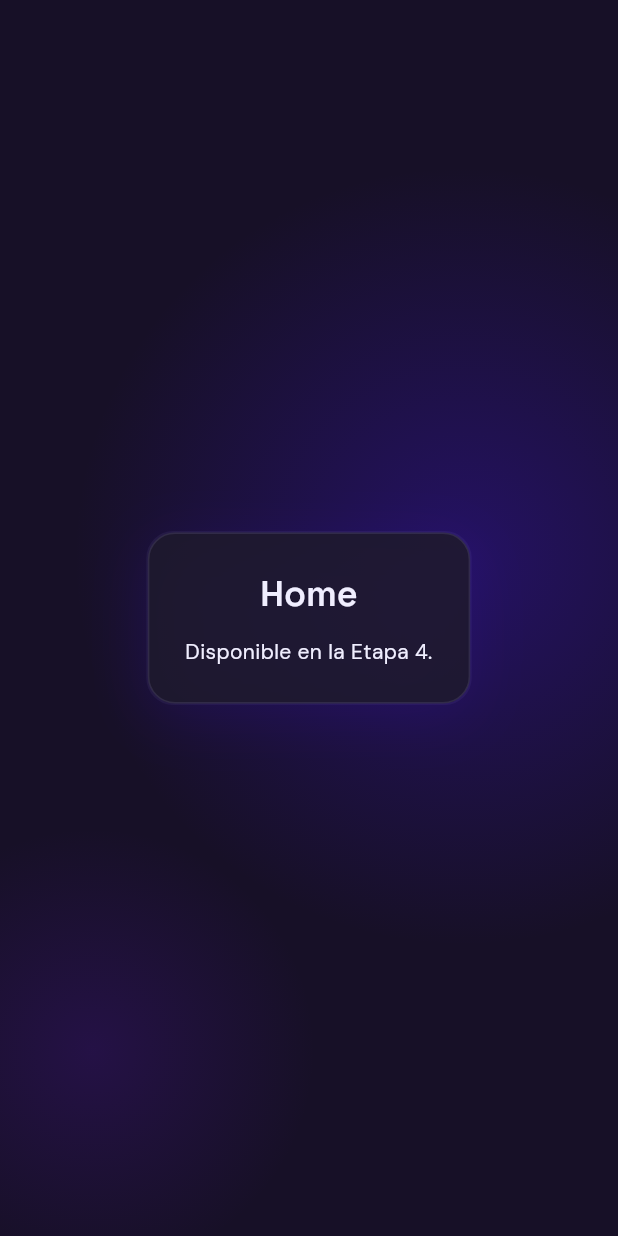
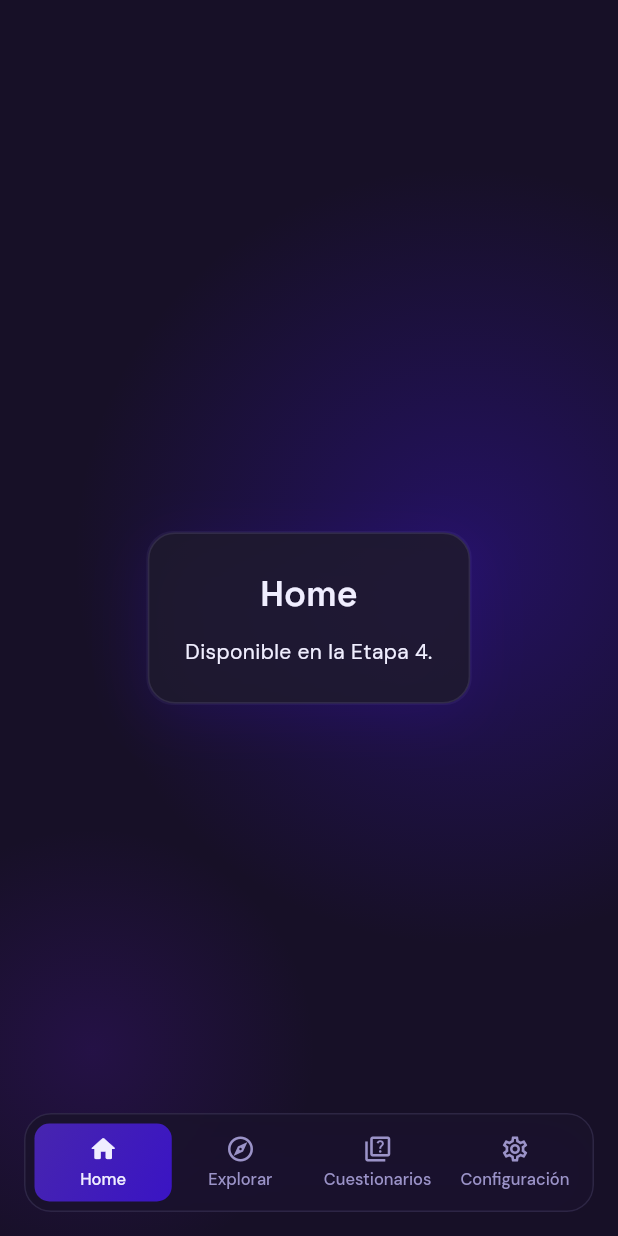
Before and after one commit to theplomos/techBrain, a Flutter app: the screen it shows after launch, on a phone screen of 412 x 824 dp. Run offline on Flutter 3.47's test engine with Material 3 defaults, Android fonts, the phone set to English and light mode, and no system bars; our stand-ins replace flutter_riverpod, go_router, riverpod_annotation; generated files the repository leaves out were written again.

Commit message:
feat(frontend): añadir la barra de navegación inferior flotante
GlassContainer con blur sobre navBg, margen de 16 px y área segura. La
pestaña activa lleva el degradado de acento; volver a pulsarla reinicia su
pila de navegación.

```diff
--- /dev/null
+++ b/frontend/lib/shared/layout/app_bottom_nav_bar.dart
@@ -0,0 +1,126 @@
+import 'package:flutter/material.dart';
+
+import '../../config/theme/app_colors.dart';
+import '../../config/theme/app_tokens.dart';
+import '../../config/theme/app_typography.dart';
+import '../widgets/glass_container.dart';
+import 'app_tabs.dart';
+
+/// Barra de navegación flotante para anchos por debajo de
+/// [Breakpoints.desktop].
+class AppBottomNavBar extends StatelessWidget {
+  const AppBottomNavBar({
+    super.key,
+    required this.currentIndex,
+    required this.onTabSelected,
+  });
+
+  /// Altura de la barra sin contar el área segura ni el margen inferior.
+  static const double height = 64.0;
+
+  /// Margen lateral e inferior de la barra flotante.
+  static const double margin = 16.0;
+
+  final int currentIndex;
+  final ValueChanged<int> onTabSelected;
+
+  @override
+  Widget build(BuildContext context) {
+    return SafeArea(
+      top: false,
+      child: Padding(
+        padding: const EdgeInsets.fromLTRB(margin, 0, margin, margin),
+        child: GlassContainer(
+          blur: true,
+          color: AppColors.navBg,
+          padding: const EdgeInsets.all(6.0),
+          child: Row(
+            children: <Widget>[
+              for (final (int index, AppTab tab) in appTabs.indexed)
+                Expanded(
+                  child: _BottomNavItem(
+                    tab: tab,
+                    selected: index == currentIndex,
+                    onTap: () => onTabSelected(index),
+                  ),
+                ),
+            ],
+          ),
+        ),
+      ),
+    );
+  }
+}
+
+class _BottomNavItem extends StatelessWidget {
+  const _BottomNavItem({
+    required this.tab,
+    required this.selected,
+    required this.onTap,
+  });
+
+  final AppTab tab;
+  final bool selected;
+  final VoidCallback onTap;
+
+  @override
+  Widget build(BuildContext context) {
+    final Color foreground = selected ? AppColors.textMain : AppColors.textMuted;
+
+    return Semantics(
+      button: true,
+      selected: selected,
+      label: tab.label,
+      child: ExcludeSemantics(
+        child: InkWell(
+          onTap: onTap,
+          borderRadius: BorderRadius.circular(AppRadii.inner),
+          focusColor: const Color.fromRGBO(192, 185, 252, 0.12),
+          child: ConstrainedBox(
+            constraints: const BoxConstraints(minHeight: 52.0, minWidth: 44.0),
+            child: DecoratedBox(
+              decoration: BoxDecoration(
+                borderRadius: BorderRadius.circular(AppRadii.inner),
+                gradient: selected
+                    ? const LinearGradient(
+                        begin: Alignment.topLeft,
+                        end: Alignment.bottomRight,
+                        colors: <Color>[
+                          AppColors.accentMid,
+                          AppColors.accentElectric,
+                        ],
+                      )
+                    : null,
+              ),
+              child: Padding(
+                padding: const EdgeInsets.symmetric(vertical: 6.0),
+                child: Column(
+                  mainAxisSize: MainAxisSize.min,
+                  mainAxisAlignment: MainAxisAlignment.center,
+                  children: <Widget>[
+                    Icon(
+                      selected ? tab.selectedIcon : tab.icon,
+                      size: 20.0,
+                      color: foreground,
+                    ),
+                    const SizedBox(height: 2.0),
+                    Text(
+                      tab.label,
+                      maxLines: 1,
+                      overflow: TextOverflow.ellipsis,
+                      textAlign: TextAlign.center,
+                      style: AppTextStyles.chip.copyWith(
+                        color: foreground,
+                        letterSpacing: 0.0,
+                      ),
+                    ),
+                  ],
+                ),
+              ),
+            ),
+          ),
+        ),
+      ),
+    );
+  }
+}
--- a/frontend/lib/shared/layout/app_shell.dart
+++ b/frontend/lib/shared/layout/app_shell.dart
@@ -1,17 +1,38 @@
 import 'package:flutter/material.dart';
 import 'package:go_router/go_router.dart';
 
+import 'app_bottom_nav_bar.dart';
+
 /// Contenedor de las 4 pestañas.
-///
-/// Elige la barra de navegación según el ancho disponible. De momento solo
-/// muestra el contenido: las barras llegan en las tareas siguientes.
 class AppShell extends StatelessWidget {
   const AppShell({super.key, required this.navigationShell});
 
   final StatefulNavigationShell navigationShell;
 
+  /// Cambia de pestaña.
+  ///
+  /// `initialLocation: true` cuando ya se está en la pestaña reinicia su pila
+  /// de navegación, que es lo que espera el usuario al volver a pulsarla.
+  void _goToTab(int index) {
+    navigationShell.goBranch(
+      index,
+      initialLocation: index == navigationShell.currentIndex,
+    );
+  }
+
   @override
   Widget build(BuildContext context) {
-    return Scaffold(body: navigationShell);
+    return Scaffold(
+      // El contenido pasa por detrás de la barra flotante.
+      extendBody: true,
+      body: Padding(
+        padding: const EdgeInsets.symmetric(horizontal: 16.0),
+        child: navigationShell,
+      ),
+      bottomNavigationBar: AppBottomNavBar(
+        currentIndex: navigationShell.currentIndex,
+        onTabSelected: _goToTab,
+      ),
+    );
   }
 }
--- /dev/null
+++ b/frontend/lib/shared/layout/app_tabs.dart
@@ -0,0 +1,41 @@
+import 'package:flutter/material.dart';
+
+import '../../config/router/app_routes.dart';
+
+/// Una pestaña de la navegación principal.
+typedef AppTab = ({
+  String path,
+  String label,
+  IconData icon,
+  IconData selectedIcon,
+});
+
+/// Las 4 pestañas, en el mismo orden que las ramas del router.
+///
+/// El índice de esta lista es el índice de rama de StatefulShellRoute.
+const List<AppTab> appTabs = <AppTab>[
+  (
+    path: AppRoutes.home,
+    label: 'Home',
+    icon: Icons.home_outlined,
+    selectedIcon: Icons.home_rounded,
+  ),
+  (
+    path: AppRoutes.explore,
+    label: 'Explorar',
+    icon: Icons.explore_outlined,
+    selectedIcon: Icons.explore,
+  ),
+  (
+    path: AppRoutes.quiz,
+    label: 'Cuestionarios',
+    icon: Icons.quiz_outlined,
+    selectedIcon: Icons.quiz,
+  ),
+  (
+    path: AppRoutes.settings,
+    label: 'Configuración',
+    icon: Icons.settings_outlined,
+    selectedIcon: Icons.settings,
+  ),
+];
--- /dev/null
+++ b/frontend/lib/shared/layout/breakpoints.dart
@@ -0,0 +1,11 @@
+/// Anchos que gobiernan el layout.
+abstract final class Breakpoints {
+  /// A partir de aquí se usa la barra superior en lugar de la inferior.
+  static const double desktop = 1024.0;
+
+  /// Ancho mínimo que la app soporta sin desbordes.
+  static const double minSupported = 360.0;
+
+  /// Ancho máximo del contenido en escritorio.
+  static const double maxContentWidth = 1200.0;
+}
```
Also changed, not shown: 1 other file.
